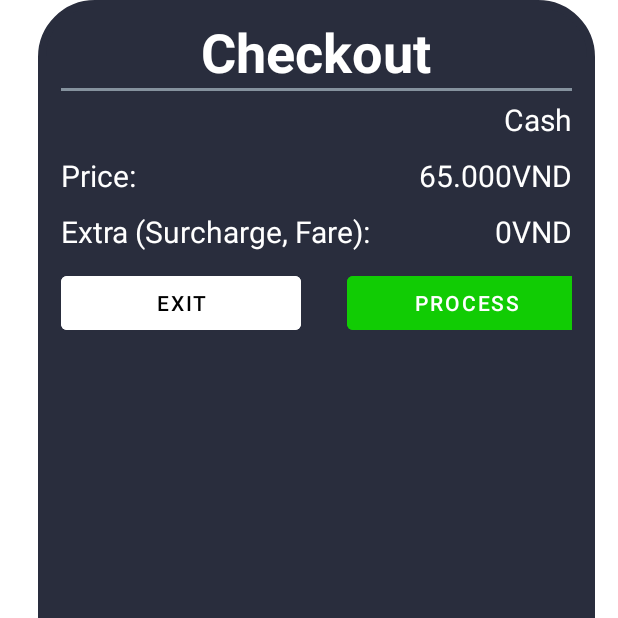
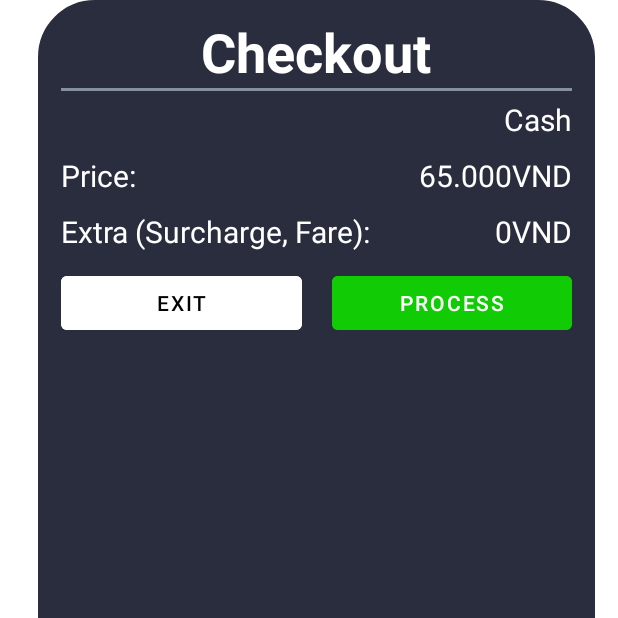
Before and after one commit to trungnq0202/Android-CarBookingApp, an Android app: the fragment DriverCheckoutFragment shown on its own in the app's theme, on a phone screen of 412 x 824 dp, the top half of it. Run offline under Robolectric (Android 15) with nearby library versions, the phone set to English and light mode, and no system bars; our stand-ins replace Firebase (no records; nobody signed in at launch, a user with empty details on screens opened directly).

Commit message:
fix layout issue in driver checkout

```diff
--- a/app/src/main/java/com/trungngo/carshareapp/ui/user_profile/UserProfileFragment.java
+++ b/app/src/main/java/com/trungngo/carshareapp/ui/user_profile/UserProfileFragment.java
@@ -350,15 +350,6 @@ public class UserProfileFragment extends Fragment {
                                     Toast.makeText(getActivity().getApplicationContext(),
                                             "User profile updates",
                                             Toast.LENGTH_LONG).show();
-                                    db.collection(Constants.FSUser.userCollection).document(currentUserObject.getDocId())
-                                            .get()
-                                            .addOnSuccessListener(new OnSuccessListener<DocumentSnapshot>() {
-                                                @Override
-                                                public void onSuccess(DocumentSnapshot documentSnapshot) {
-                                                    mViewModel.setCurrentUserObject(documentSnapshot.toObject(User.class));
-                                                }
-                                            });
-
                                 } else {
 
                                 }
--- a/app/src/main/res/layout/fragment_driver_checkout.xml
+++ b/app/src/main/res/layout/fragment_driver_checkout.xml
@@ -12,20 +12,23 @@
     <LinearLayout
         android:layout_width="match_parent"
         android:layout_height="match_parent"
+        android:background="@drawable/dialog_rounded_title"
+        android:gravity="center_horizontal"
         android:orientation="vertical"
-        android:background="@drawable/dialog_rounded_title"
         android:paddingStart="15dp"
         android:paddingTop="10dp"
         android:paddingEnd="15dp">
+
         <TextView
             android:id="@+id/textView"
             android:layout_width="match_parent"
             android:layout_height="wrap_content"
             android:gravity="center"
+            android:text="Checkout"
             android:textColor="@color/white"
             android:textSize="36sp"
-            android:textStyle="bold"
-            android:text="Checkout" />
+            android:textStyle="bold" />
+
         <View
             android:layout_width="match_parent"
             android:layout_height="2dp"
@@ -35,12 +38,12 @@
             android:id="@+id/text_paymentMethods"
             android:layout_width="match_parent"
             android:layout_height="wrap_content"
+            android:gravity="end"
+            android:paddingTop="5dp"
+            android:paddingBottom="10dp"
             android:text="Cash"
-            android:gravity="end"
             android:textColor="@color/white"
-            android:textSize="20sp"
-            android:paddingTop="5dp"
-            android:paddingBottom="10dp"/>
+            android:textSize="20sp" />
 
         <LinearLayout
             android:layout_width="match_parent"
@@ -62,8 +65,8 @@
                 android:layout_width="wrap_content"
                 android:layout_height="wrap_content"
                 android:layout_weight="1"
+                android:gravity="end"
                 android:text="65.000VND"
-                android:gravity="end"
                 android:textColor="@color/white"
                 android:textSize="20sp" />
         </LinearLayout>
@@ -95,29 +98,29 @@
         </LinearLayout>
 
 
-
         <LinearLayout
             android:layout_width="match_parent"
             android:layout_height="wrap_content"
             android:layout_gravity="center"
-            android:orientation="horizontal"
-            android:paddingBottom="15dp">
+            android:orientation="horizontal">
 
             <Button
                 android:id="@+id/btn_exit"
-                android:layout_width="160dp"
+                android:layout_width="match_parent"
                 android:layout_height="wrap_content"
+                android:layout_marginEnd="10dp"
+                android:layout_weight="1"
                 android:backgroundTint="@color/white"
                 android:text="Exit"
-                android:textColor="@color/black"
-                android:layout_marginEnd="15dp"/>
+                android:textColor="@color/black" />
 
 
             <Button
                 android:id="@+id/btn_process"
-                android:layout_width="160dp"
+                android:layout_width="match_parent"
                 android:layout_height="wrap_content"
-                android:layout_marginStart="15dp"
+                android:layout_marginStart="10dp"
+                android:layout_weight="1"
                 android:backgroundTint="@color/green"
                 android:text="Process"
                 android:textColor="@color/white" />
```
